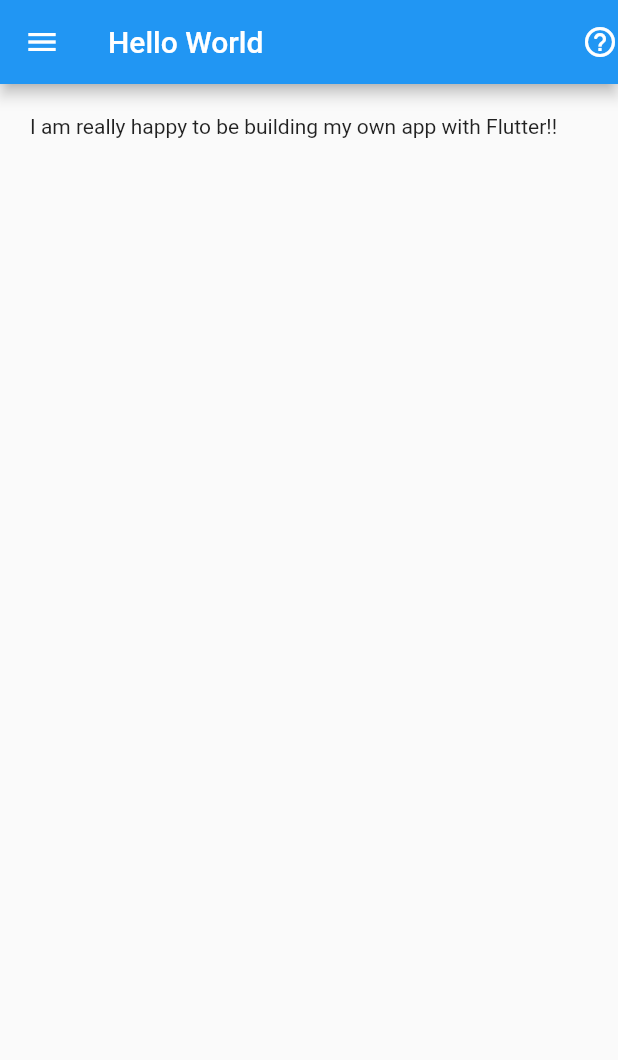
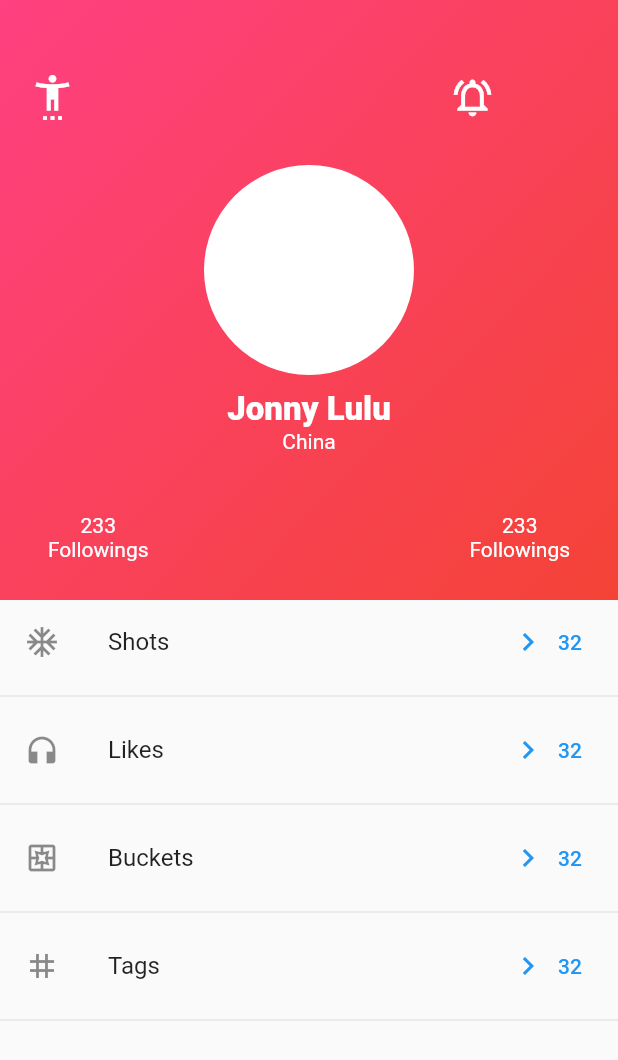
Before and after one commit to psalmskalu/flutter_classes, a Flutter app: the screen it shows after launch, on a phone screen of 412 x 824 dp. Shown: the top 1060 px of the screen. Run offline on Flutter 3.47's test engine with Material 2 defaults, Android fonts, the phone set to English and light mode, and no system bars.

Commit message:
added profile page

```diff
--- a/lib/app.dart
+++ b/lib/app.dart
@@ -1,6 +1,6 @@
 import 'package:flutter/material.dart';
 //import 'package:week_two_app/homepage.dart';
-import 'package:week_two_app/second_page.dart';
+import 'package:week_two_app/profile_page.dart';
 
 class MyApp extends StatelessWidget {
   // This widget is the root of your application.
@@ -12,7 +12,7 @@ class MyApp extends StatelessWidget {
       theme: ThemeData(
         primarySwatch: Colors.blue,
       ),
-      home: SecondPage(),
+      home: ProfilePage(),
     );
   }
 }
--- /dev/null
+++ b/lib/profile_page.dart
@@ -0,0 +1,122 @@
+import 'package:flutter/material.dart';
+
+class ProfilePage extends StatelessWidget {
+  @override
+  Widget build(BuildContext context) {
+    return Scaffold(
+        body: Column(
+      children: [
+        Container(
+          height: 400,
+          decoration: BoxDecoration(
+              gradient: LinearGradient(colors: [
+            Colors.red,
+            Colors.pinkAccent,
+          ], begin: Alignment.bottomRight, end: Alignment.topLeft)),
+          child: Column(
+            children: [
+              Padding(
+                  padding: EdgeInsets.fromLTRB(20, 50, 20, 30),
+                  child: Row(children: [
+                    Icon(Icons.settings_accessibility_outlined,
+                        color: Colors.white, size: 30),
+                    SizedBox(
+                      width: 250,
+                    ),
+                    Icon(Icons.notifications_active_outlined,
+                        color: Colors.white, size: 30),
+                  ])),
+              Center(
+                child: Column(children: [
+                  CircleAvatar(
+                    child: null,
+                    backgroundColor: Colors.white,
+                    radius: 70,
+                  ),
+                  SizedBox(
+                    height: 10,
+                  ),
+                  Text(
+                    "Jonny Lulu",
+                    style: TextStyle(
+                        fontSize: 22,
+                        color: Colors.white,
+                        fontWeight: FontWeight.w900),
+                  ),
+                  Text(
+                    "China",
+                    style: TextStyle(
+                        fontSize: 14,
+                        color: Colors.white,
+                        fontWeight: FontWeight.w400),
+                  )
+                ]),
+              ),
+              SizedBox(
+                height: 40,
+              ),
+              Row(
+                mainAxisAlignment: MainAxisAlignment.spaceEvenly,
+                children: [
+                  Text(
+                    "233\nFollowings",
+                    textAlign: TextAlign.center,
+                    style: TextStyle(
+                        fontSize: 14,
+                        color: Colors.white,
+                        fontWeight: FontWeight.w400),
+                  ),
+                  SizedBox(width: 150),
+                  Text(
+                    "233\nFollowings",
+                    textAlign: TextAlign.center,
+                    style: TextStyle(
+                        fontSize: 14,
+                        color: Colors.white,
+                        fontWeight: FontWeight.w400),
+                  )
+                ],
+              )
+            ],
+          ),
+        ),
+        ListTile(
+            leading: Icon(Icons.ac_unit),
+            title: Text("Shots"),
+            trailing: TextButton.icon(
+              label: Text("32"),
+              icon: Icon(Icons.chevron_right),
+              onPressed: () {},
+            )),
+        Divider(),
+        ListTile(
+            leading: Icon(Icons.headphones),
+            title: Text("Likes"),
+            trailing: TextButton.icon(
+              label: Text("32"),
+              icon: Icon(Icons.chevron_right),
+              onPressed: () {},
+            )),
+        Divider(),
+        ListTile(
+            leading: Icon(Icons.pages_outlined),
+            title: Text("Buckets"),
+            trailing: TextButton.icon(
+              label: Text("32"),
+              icon: Icon(Icons.chevron_right),
+              onPressed: () {},
+            )),
+        Divider(),
+        ListTile(
+            leading: Icon(Icons.tag),
+            title: Text("Tags"),
+            trailing: TextButton.icon(
+              label: Text("32"),
+              icon: Icon(Icons.chevron_right),
+              onPressed: () {},
+            )),
+        Divider(),
+      ],
+    ));
+  }
+}
```
